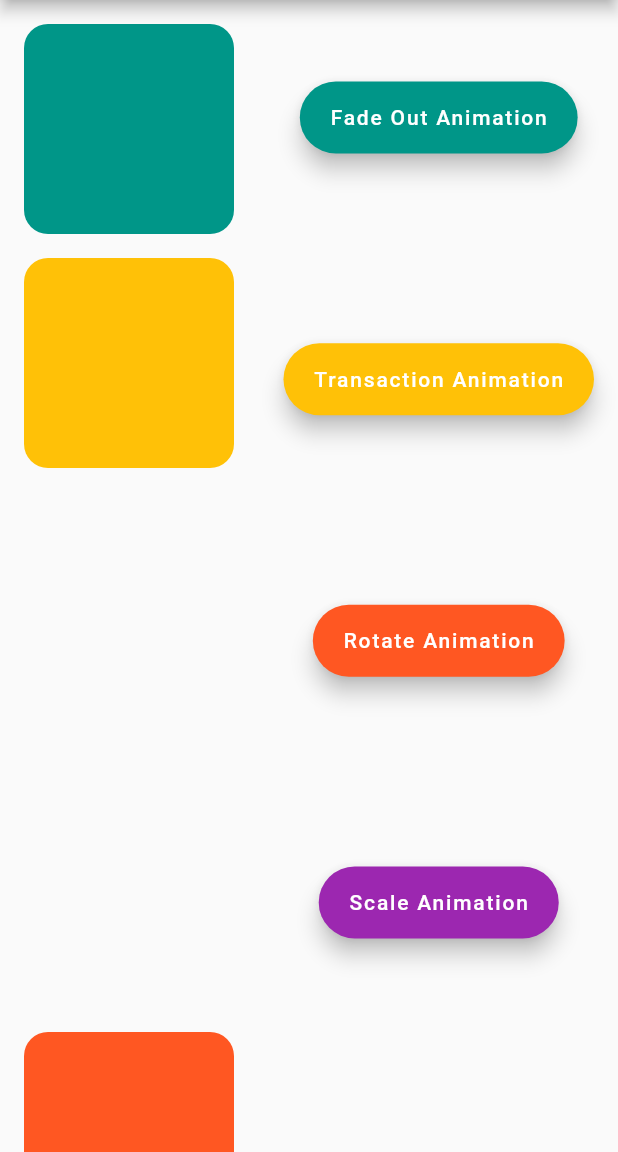
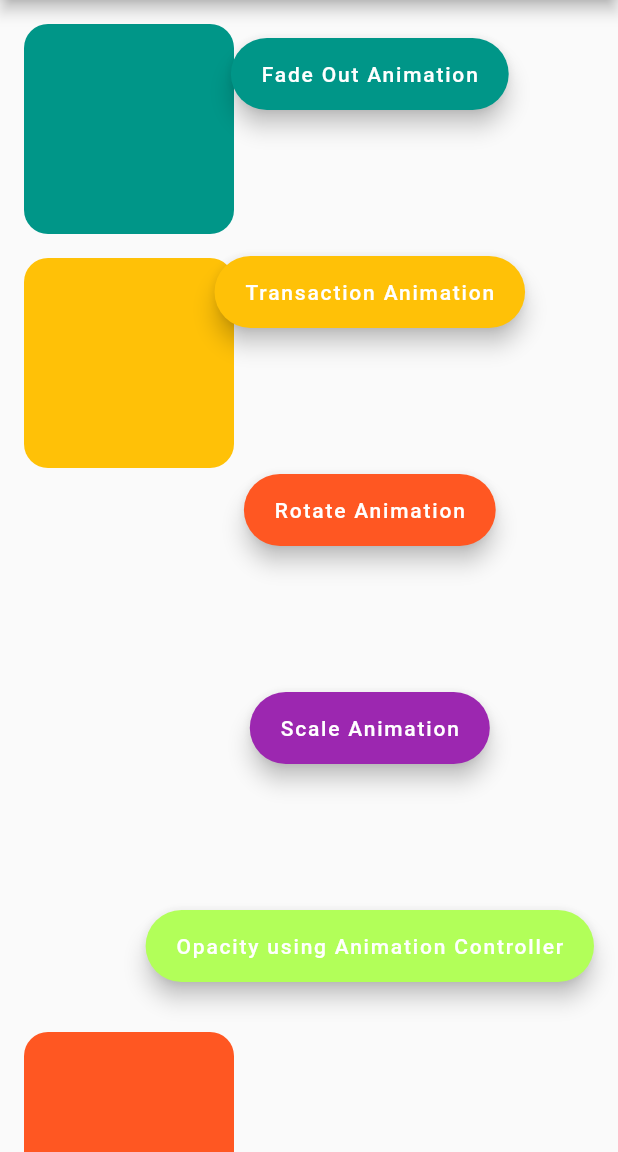
Before and after one commit to Ghazal-Jamalzadeh/flutter_animations, a Flutter app: the screen it shows after launch, on a phone screen of 412 x 824 dp, the part 84-1236 px from its top. Run offline on Flutter 3.47's test engine with Material 2 defaults, Android fonts, the phone set to English and light mode, and no system bars.

Commit message:
Added Opacity using Animation Controller

```diff
--- a/lib/main.dart
+++ b/lib/main.dart
@@ -13,15 +13,6 @@ class MyApp extends StatelessWidget {
     return MaterialApp(
       title: 'Flutter Demo',
       theme: ThemeData(
-        // This is the theme of your application.
-        //
-        // Try running your application with "flutter run". You'll see the
-        // application has a blue toolbar. Then, without quitting the app, try
-        // changing the primarySwatch below to Colors.green and then invoke
-        // "hot reload" (press "r" in the console where you ran "flutter run",
-        // or simply save your changes to "hot reload" in a Flutter IDE).
-        // Notice that the counter didn't reset back to zero; the application
-        // is not restarted.
         primarySwatch: Colors.blue,
       ),
       home: const MyHomePage(title: 'Flutter Demo Home Page'),
@@ -32,22 +23,14 @@ class MyApp extends StatelessWidget {
 class MyHomePage extends StatefulWidget {
   const MyHomePage({super.key, required this.title});
 
-  // This widget is the home page of your application. It is stateful, meaning
-  // that it has a State object (defined below) that contains fields that affect
-  // how it looks.
-
-  // This class is the configuration for the state. It holds the values (in this
-  // case the title) provided by the parent (in this case the App widget) and
-  // used by the build method of the State. Fields in a Widget subclass are
-  // always marked "final".
-
   final String title;
 
   @override
   State<MyHomePage> createState() => _MyHomePageState();
 }
 
-class _MyHomePageState extends State<MyHomePage> {
+class _MyHomePageState extends State<MyHomePage>
+    with SingleTickerProviderStateMixin {
   //fade out
   double opacity = 1;
 
@@ -56,10 +39,30 @@ class _MyHomePageState extends State<MyHomePage> {
   double left = 0;
 
   //rotate
-  double turns = 1 ;
+  double turns = 1;
 
   //scale
-  double scale = 1 ;
+  double scale = 1;
+
+  //Animation Controller
+  late final AnimationController animationController =
+      AnimationController(vsync: this, duration: const Duration(seconds: 1))..repeat();
+
+/*  @override
+  void initState() {
+    animationController.addListener(() {
+      setState(() {
+
+      });
+    });
+    super.initState();
+  }*/
+
+  @override
+  void dispose() {
+    animationController.dispose();
+    super.dispose();
+  }
 
   @override
   Widget build(BuildContext context) {
@@ -128,7 +131,7 @@ class _MyHomePageState extends State<MyHomePage> {
                         color: Colors.deepOrange,
                         borderRadius: BorderRadius.circular(16)),
                   ),
-                ) ,
+                ),
                 const SizedBox(
                   height: 16,
                 ),
@@ -143,6 +146,23 @@ class _MyHomePageState extends State<MyHomePage> {
                         color: Colors.purple,
                         borderRadius: BorderRadius.circular(16)),
                   ),
+                ),
+                const SizedBox(
+                  height: 16,
+                ),
+                /* Opacity using Animation Controller */
+                AnimatedBuilder(
+                  builder: (context, child) => Opacity(
+                    opacity: animationController.value,
+                    child: Container(
+                      width: 140,
+                      height: 140,
+                      decoration: BoxDecoration(
+                          color: Colors.lightGreenAccent,
+                          borderRadius: BorderRadius.circular(16)),
+                    ),
+                  ),
+                  animation: animationController,
                 ),
               ],
             ),
@@ -166,17 +186,16 @@ class _MyHomePageState extends State<MyHomePage> {
             backgroundColor: Colors.amber,
             onPressed: () {
               setState(() {
-
-                if(top < 350){
-                  top += 50 ;
-                }else{
-                  top = 0 ;
+                if (top < 350) {
+                  top += 50;
+                } else {
+                  top = 0;
                 }
 
-                if(left < 150){
-                  left += 50 ;
-                }else{
-                  left -= 50 ;
+                if (left < 150) {
+                  left += 50;
+                } else {
+                  left -= 50;
                 }
               });
             },
@@ -186,7 +205,7 @@ class _MyHomePageState extends State<MyHomePage> {
             backgroundColor: Colors.deepOrange,
             onPressed: () {
               setState(() {
-                turns += 1 ;
+                turns += 1;
               });
             },
             label: const Text('Rotate Animation'),
@@ -195,15 +214,25 @@ class _MyHomePageState extends State<MyHomePage> {
             backgroundColor: Colors.purple,
             onPressed: () {
               setState(() {
-                if(scale < 2){
-                scale += 0.2 ;
-
-                }else{
-                  scale = 0.2 ;
+                if (scale < 2) {
+                  scale += 0.2;
+                } else {
+                  scale = 0.2;
                 }
               });
             },
             label: const Text('Scale Animation'),
+          ),
+          FloatingActionButton.extended(
+            backgroundColor: Colors.lightGreenAccent,
+            onPressed: () {
+              if (!animationController.isCompleted) {
+                animationController.forward();
+              } else {
+                animationController.reverse();
+              }
+            },
+            label: const Text('Opacity using Animation Controller'),
           ),
         ],
       ), // This trailing comma makes auto-formatting nicer for build methods.
```
Also changed, not shown: 1 other file.
